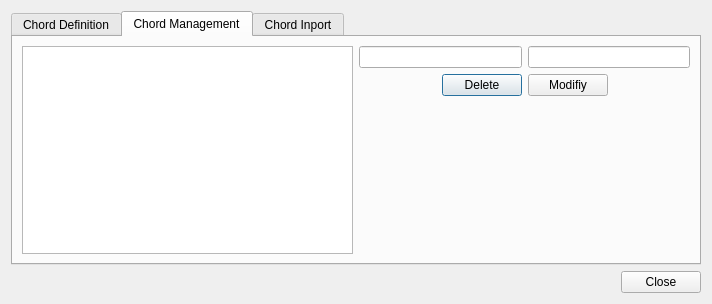
Old version of the form ui/dialogchorddefinition.ui in the repository jpcima/chordv.
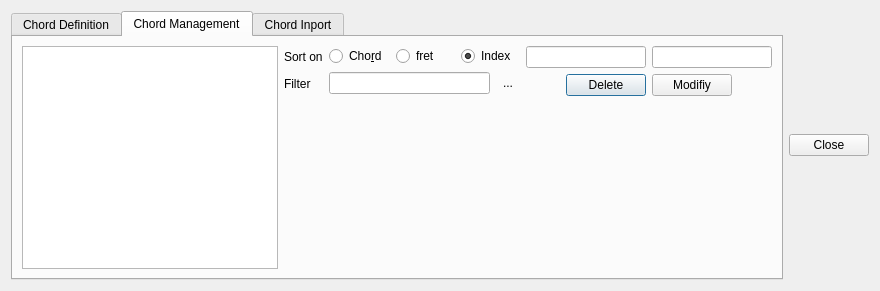
New version of the form. The open tabs and pages were chosen to show the change. Icons and pictures are not drawn. Custom widgets are drawn as their Qt base class.

Commit message: - search in chord management

Diff of the .ui file:
```diff
--- a/ui/dialogchorddefinition.ui
+++ b/ui/dialogchorddefinition.ui
@@ -6,8 +6,8 @@
    <rect>
     <x>0</x>
     <y>0</y>
-    <width>712</width>
-    <height>304</height>
+    <width>880</width>
+    <height>291</height>
    </rect>
   </property>
   <property name="windowTitle">
@@ -17,6 +17,8 @@
    <item>
     <layout class="QVBoxLayout" name="verticalLayout_2">
      <item>
+      <layout class="QHBoxLayout" name="horizontalLayout">
+       <item>
       <widget class="QTabWidget" name="tabWidget">
        <property name="currentIndex">
         <number>0</number>
@@ -103,12 +105,104 @@
         <attribute name="title">
          <string>Chord Management</string>
         </attribute>
-        <layout class="QHBoxLayout" name="horizontalLayout_10">
+          <layout class="QVBoxLayout" name="verticalLayout_9">
          <item>
-          <layout class="QHBoxLayout" name="horizontalLayout_9">
+            <layout class="QHBoxLayout" name="horizontalLayout_12">
            <item>
             <widget class="QTableView" name="tableView"/>
            </item>
+             <item>
+              <layout class="QVBoxLayout" name="verticalLayout_8">
+               <item>
+                <layout class="QHBoxLayout" name="horizontalLayout_11">
+                 <item>
+                  <layout class="QVBoxLayout" name="verticalLayout_7">
+                   <item>
+                    <widget class="QLabel" name="labelSortON">
+                     <property name="text">
+                      <string>Sort on</string>
+                     </property>
+                    </widget>
+                   </item>
+                   <item>
+                    <widget class="QLabel" name="labelFilter">
+                     <property name="text">
+                      <string>Filter</string>
+                     </property>
+                    </widget>
+                   </item>
+                  </layout>
+                 </item>
+                 <item>
+                  <layout class="QVBoxLayout" name="verticalLayout_6">
+                   <item>
+                    <layout class="QHBoxLayout" name="horizontalLayout_9">
+                     <item>
+                      <widget class="QRadioButton" name="radioButtonChordName">
+                       <property name="text">
+                        <string>Cho&amp;rd </string>
+                       </property>
+                      </widget>
+                     </item>
+                     <item>
+                      <widget class="QRadioButton" name="radioButtonFret">
+                       <property name="text">
+                        <string>fret</string>
+                       </property>
+                      </widget>
+                     </item>
+                     <item>
+                      <widget class="QRadioButton" name="radioButtonSortIndex">
+                       <property name="text">
+                        <string>Index</string>
+                       </property>
+                       <property name="checked">
+                        <bool>true</bool>
+                       </property>
+                      </widget>
+                     </item>
+                    </layout>
+                   </item>
+                   <item>
+                    <layout class="QHBoxLayout" name="horizontalLayout_10">
+                     <item>
+                      <widget class="QLineEdit" name="lineEditFilter"/>
+                     </item>
+                     <item>
+                      <widget class="QToolButton" name="toolButtonClearFilter">
+                       <property name="text">
+                        <string>...</string>
+                       </property>
+                       <property name="icon">
+                        <iconset resource="../Resources/resources.qrc">
+                         <normaloff>:/Image/Images/cross.png</normaloff>:/Image/Images/cross.png</iconset>
+                       </property>
+                       <property name="autoRaise">
+                        <bool>true</bool>
+                       </property>
+                      </widget>
+                     </item>
+                    </layout>
+                   </item>
+                  </layout>
+                 </item>
+                </layout>
+               </item>
+               <item>
+                <spacer name="verticalSpacer">
+                 <property name="orientation">
+                  <enum>Qt::Vertical</enum>
+                 </property>
+                 <property name="sizeHint" stdset="0">
+                  <size>
+                   <width>20</width>
+                   <height>40</height>
+                  </size>
+                 </property>
+                </spacer>
+               </item>
+              </layout>
+             </item>
            <item>
             <layout class="QVBoxLayout" name="verticalLayout_5">
              <item>
@@ -240,21 +334,6 @@
       </widget>
      </item>
      <item>
-      <layout class="QHBoxLayout" name="horizontalLayout">
-       <item>
-        <spacer name="horizontalSpacer">
-         <property name="orientation">
-          <enum>Qt::Horizontal</enum>
-         </property>
-         <property name="sizeHint" stdset="0">
-          <size>
-           <width>40</width>
-           <height>20</height>
-          </size>
-         </property>
-        </spacer>
-       </item>
-       <item>
         <widget class="QPushButton" name="pushButtonCancel">
          <property name="text">
           <string>Close</string>
```
Left out of the diff: 6 changed lines with no effect on the pictures. Lines whose indentation alone changed are shown as unchanged. The commit also changes 7 other files.
